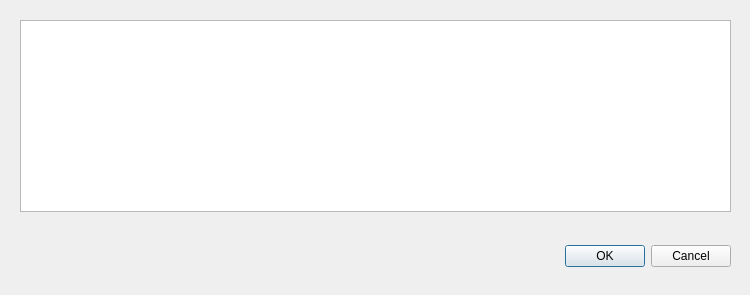
The window that waveconfig.ui (lnwin/SDSJJ_waveControl) describes before a commit, drawn with Qt 5.
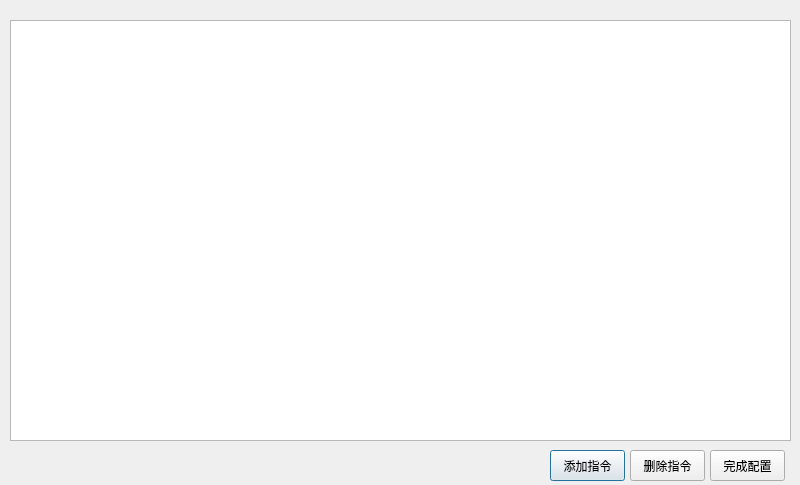
The same window after the commit.

Commit message: 添加多指令选项，显示测试通过，未流程测试。

Patch:
```diff
--- a/waveconfig.ui
+++ b/waveconfig.ui
@@ -9,39 +9,68 @@
    <rect>
     <x>0</x>
     <y>0</y>
-    <width>750</width>
-    <height>295</height>
+    <width>800</width>
+    <height>485</height>
    </rect>
   </property>
+  <property name="maximumSize">
+   <size>
+    <width>800</width>
+    <height>485</height>
+   </size>
+  </property>
   <property name="windowTitle">
    <string>Dialog</string>
   </property>
-  <widget class="QDialogButtonBox" name="buttonBox">
-   <property name="geometry">
-    <rect>
-     <x>390</x>
-     <y>240</y>
-     <width>341</width>
-     <height>32</height>
-    </rect>
-   </property>
-   <property name="orientation">
-    <enum>Qt::Horizontal</enum>
-   </property>
-   <property name="standardButtons">
-    <set>QDialogButtonBox::Cancel|QDialogButtonBox::Ok</set>
-   </property>
-  </widget>
   <widget class="QTableView" name="tableView">
    <property name="geometry">
     <rect>
-     <x>20</x>
+     <x>10</x>
      <y>20</y>
-     <width>711</width>
-     <height>192</height>
+     <width>781</width>
+     <height>421</height>
     </rect>
    </property>
   </widget>
+  <widget class="QPushButton" name="addOrder">
+   <property name="geometry">
+    <rect>
+     <x>550</x>
+     <y>450</y>
+     <width>75</width>
+     <height>31</height>
+    </rect>
+   </property>
+   <property name="text">
+    <string>添加指令</string>
+   </property>
+  </widget>
+  <widget class="QPushButton" name="finishWrite">
+   <property name="geometry">
+    <rect>
+     <x>710</x>
+     <y>450</y>
+     <width>75</width>
+     <height>31</height>
+    </rect>
+   </property>
+   <property name="text">
+    <string>完成配置</string>
+   </property>
+  </widget>
+  <widget class="QPushButton" name="deleteOrder">
+   <property name="geometry">
+    <rect>
+     <x>630</x>
+     <y>450</y>
+     <width>75</width>
+     <height>31</height>
+    </rect>
+   </property>
+   <property name="text">
+    <string>删除指令</string>
+   </property>
+  </widget>
  </widget>
  <resources/>
  <connections>
```
Left out of the diff: 37 changed lines with no effect on the pictures. The commit also changes 8 other files.
